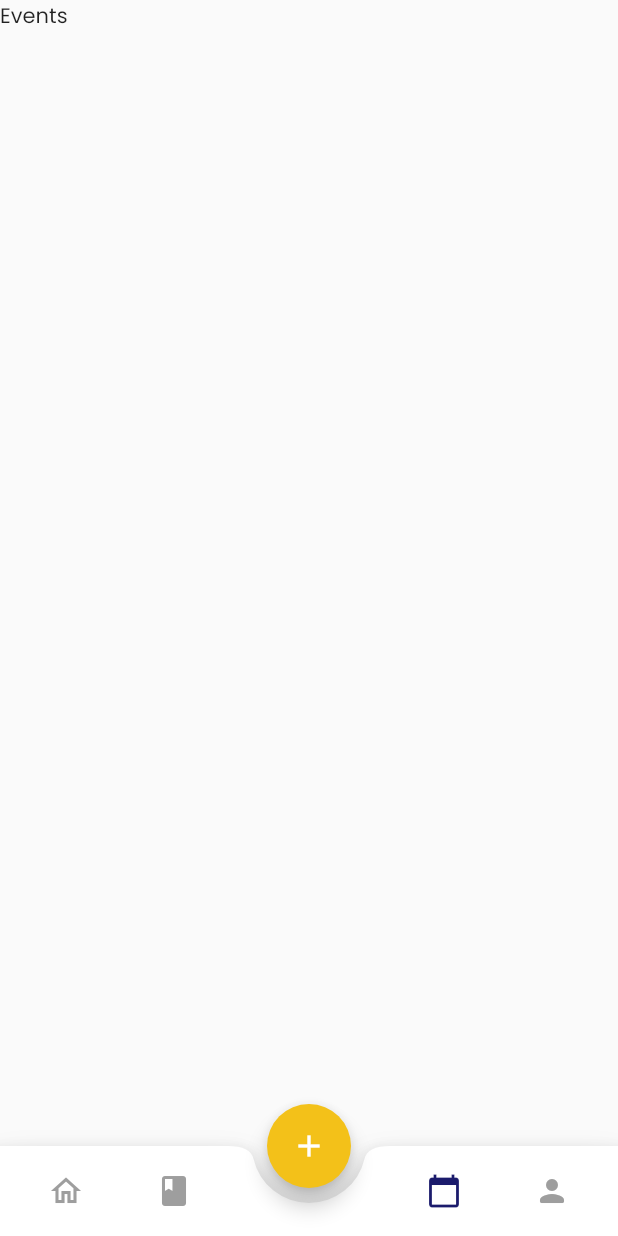
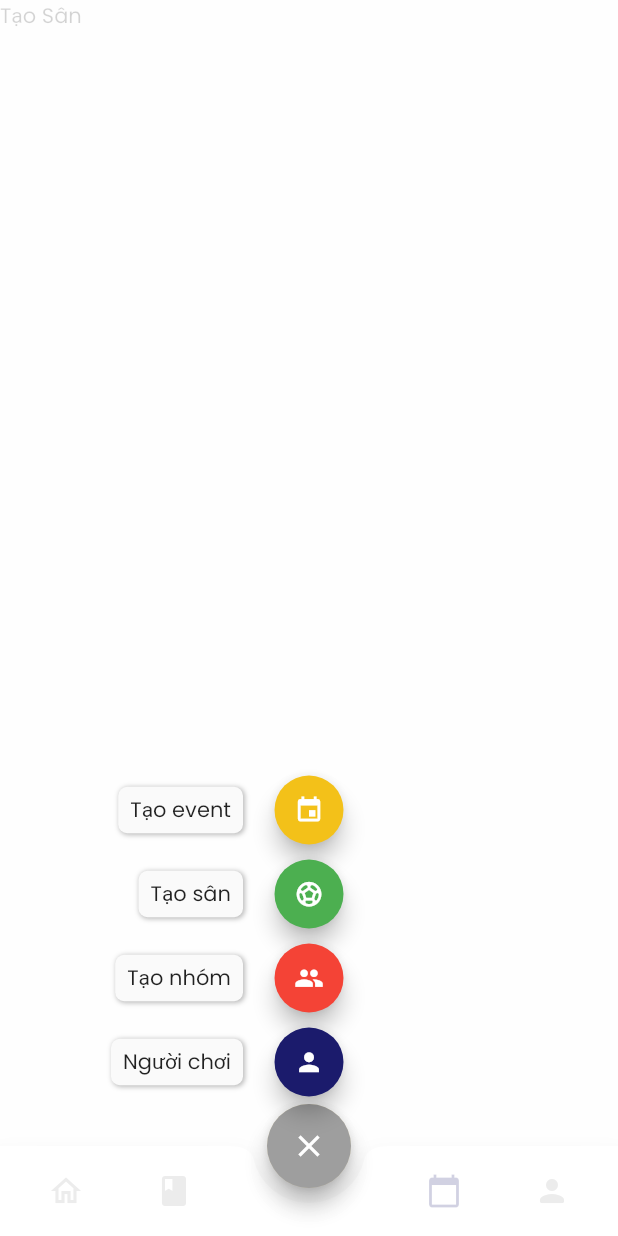
Before and after one commit to tranthaison1231/spo_flutter, a Flutter app: the screen it shows after launch, item 3 of the bottom bar chosen, after a tap on the "add" icon, on a phone screen of 412 x 824 dp. Run offline on Flutter 3.47's test engine with Material 2 defaults, Android fonts, the phone set to English and light mode, and no system bars; drawn by our look-alikes of flutter_speed_dial; our stand-ins replace flutter_form_builder, flutter_svg, get, image_picker; missing offline and left inert: flutter_config; generated files the repository leaves out were written again; network calls fail.

```diff
--- a/lib/navigation.dart
+++ b/lib/navigation.dart
@@ -1,6 +1,7 @@
 import 'package:flutter/material.dart';
+import 'package:flutter_speed_dial/flutter_speed_dial.dart';
+import 'package:spo/screens/create_place.dart';
 import 'package:spo/screens/user_info/user_info.dart';
-import 'package:spo/screens/events.dart';
 import 'package:spo/screens/home/home.dart';
 import 'package:spo/screens/News/news.dart';
 import 'package:spo/shared/utils/theme.dart';
@@ -54,7 +55,7 @@ class _NavigationBarState extends State<NavigationBar> {
                     tab: 2,
                     icon: Icons.calendar_today,
                     minWidth: 40,
-                    screen: Events(),
+                    screen: CreatePlace(),
                   ),
                   buildNavbarItem(
                     tab: 3,
@@ -67,9 +68,41 @@ class _NavigationBarState extends State<NavigationBar> {
           ),
         ),
       ),
-      floatingActionButton: FloatingActionButton(
-        child: Icon(Icons.add),
-        onPressed: () {},
+      floatingActionButton: SpeedDial(
+        icon: Icons.add,
+        activeIcon: Icons.close,
+        backgroundColor: Palette.secondary,
+        activeBackgroundColor: Colors.grey,
+        children: [
+          SpeedDialChild(
+            child: Icon(Icons.person),
+            backgroundColor: Palette.primary,
+            foregroundColor: Colors.white,
+            label: 'Người chơi',
+            onTap: () {},
+          ),
+          SpeedDialChild(
+            child: Icon(Icons.people),
+            backgroundColor: Colors.red,
+            foregroundColor: Colors.white,
+            label: 'Tạo nhóm',
+            onTap: () {},
+          ),
+          SpeedDialChild(
+            child: Icon(Icons.sports_soccer),
+            backgroundColor: Colors.green,
+            foregroundColor: Colors.white,
+            label: 'Tạo sân',
+            onTap: () {},
+          ),
+          SpeedDialChild(
+            child: Icon(Icons.event),
+            backgroundColor: Palette.secondary,
+            foregroundColor: Colors.white,
+            label: 'Tạo event',
+            onTap: () {},
+          ),
+        ],
       ),
       floatingActionButtonLocation: FloatingActionButtonLocation.centerDocked,
     );
--- /dev/null
+++ b/lib/screens/create_place.dart
@@ -0,0 +1,14 @@
+import 'package:flutter/material.dart';
+
+class CreatePlace extends StatelessWidget {
+  const CreatePlace({Key? key}) : super(key: key);
+
+  @override
+  Widget build(BuildContext context) {
+    return SafeArea(
+      child: Container(
+        child: Text('Tạo Sân'),
+      ),
+    );
+  }
+}
--- a/lib/screens/home/home.dart
+++ b/lib/screens/home/home.dart
@@ -1,4 +1,5 @@
 import 'package:flutter/material.dart';
+import 'package:spo/screens/home/city_selector.dart';
 import 'package:spo/screens/home/events.dart';
 import 'package:spo/screens/home/place_list.dart';
 
@@ -11,7 +12,7 @@ class Home extends StatelessWidget {
       appBar: AppBar(
         leading: Padding(
           padding: EdgeInsets.only(left: 32),
-          child: IconButton(icon: Icon(Icons.notifications), onPressed: () {}),
+          child: CitySelector(),
         ),
         actions: [
           Padding(
--- a/lib/screens/home/place_list.dart
+++ b/lib/screens/home/place_list.dart
@@ -31,6 +31,7 @@ class PlaceList extends StatelessWidget {
                 ],
               ),
             ),
+            Height(24),
             ElevatedButton(
                 style: ElevatedButton.styleFrom(
                   primary: Palette.tertiary,
--- a/pubspec.yaml
+++ b/pubspec.yaml
@@ -15,10 +15,12 @@ dependencies:
   supabase: ^0.0.1-dev.27
   flutter_form_builder: ^6.0.1
   get: ^4.1.2
+  flutter_speed_dial: ^4.2.0
   flutter_svg: ^0.22.0
   fluttertoast: ^8.0.7
   image_picker: ^0.8.2
   image_cropper: ^1.4.1
+  google_maps_flutter: ^2.0.2
   multi_select_flutter: ^4.0.0
   flutter_config: ^2.0.0
 
```
Also changed, not shown: lib/screens/home/city_selector.dart (added, +29 -0 lines), lib/screens/home/event.dart (added, +46 -0 lines), lib/screens/home/events.dart (+4 -21 lines), lib/screens/home/place.dart (+24 -3 lines), lib/screens/place_detail.dart (added, +14 -0 lines), pubspec.lock, 2 other files.
